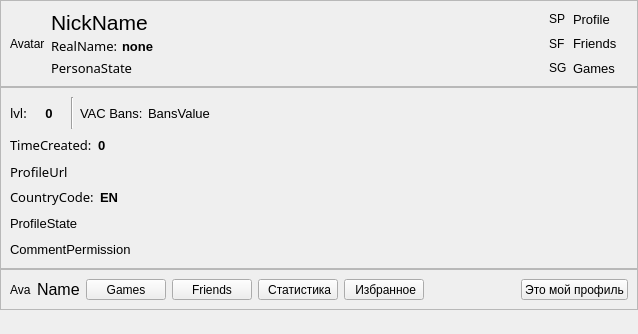
Old version of the form AraSteamManager/MainSubForms/formprofile.ui in the repository Arankir/AraSteamManager.
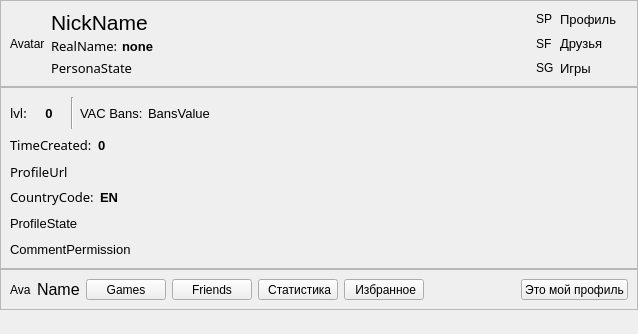
New version of the form.

```diff
--- a/AraSteamManager/MainSubForms/formprofile.ui
+++ b/AraSteamManager/MainSubForms/formprofile.ui
@@ -220,7 +220,7 @@
              </font>
             </property>
             <property name="text">
-             <string>Profile</string>
+             <string>Профиль</string>
             </property>
            </widget>
           </item>
@@ -238,7 +238,7 @@
              </font>
             </property>
             <property name="text">
-             <string>Friends</string>
+             <string>Друзья</string>
             </property>
            </widget>
           </item>
@@ -256,7 +256,7 @@
              </font>
             </property>
             <property name="text">
-             <string>Games</string>
+             <string>Игры</string>
             </property>
            </widget>
           </item>
```
